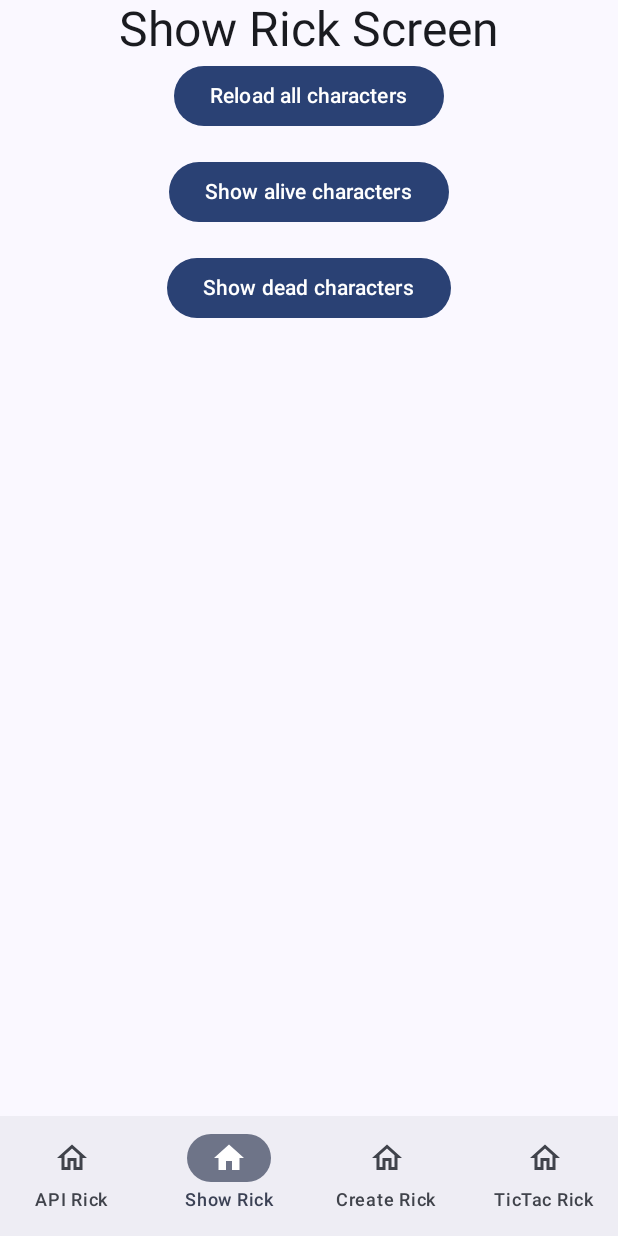
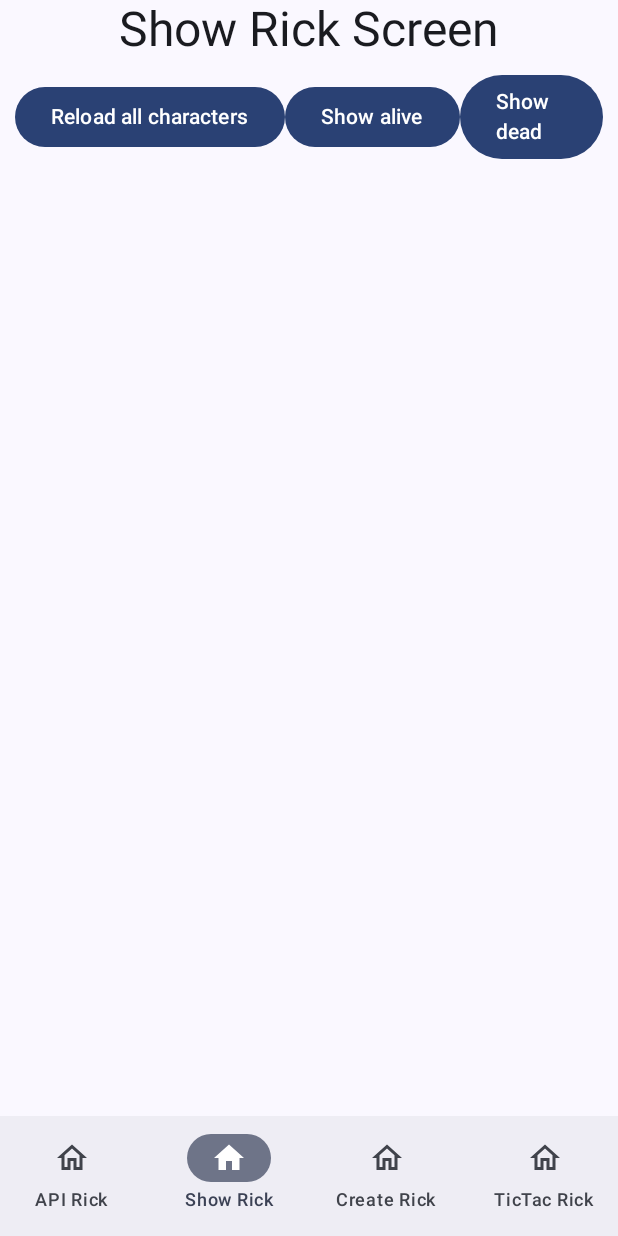
Before and after one commit to AndiCoding/RickAndMortyExam, an Android app built with Jetpack Compose: the screen it shows after launch (MainActivity), on a phone screen of 412 x 824 dp. Run offline under Robolectric (Android 15) with nearby library versions, the phone set to English and light mode, and no system bars; our stand-ins replace Room's generated code; 4 statements that could not run were skipped.

Commit message:
update function alive/dead

```diff
--- a/app/src/main/java/com/example/rickandmortyexam/screens/show_rick/ShowRickScreen.kt
+++ b/app/src/main/java/com/example/rickandmortyexam/screens/show_rick/ShowRickScreen.kt
@@ -5,6 +5,7 @@ import androidx.compose.foundation.border
 import androidx.compose.foundation.layout.Arrangement
 import androidx.compose.foundation.layout.Box
 import androidx.compose.foundation.layout.Column
+import androidx.compose.foundation.layout.Row
 import androidx.compose.foundation.layout.fillMaxSize
 import androidx.compose.foundation.layout.fillMaxWidth
 import androidx.compose.foundation.layout.padding
@@ -31,9 +32,10 @@ fun ShowRickScreen(showRickViewModel: ShowRickViewModel) {
     )
     {
         Text("Show Rick Screen", style = Typography.headlineLarge)
-        Column(
-            horizontalAlignment = Alignment.CenterHorizontally,
-            verticalArrangement = Arrangement.spacedBy(16.dp)
+        Row(
+            modifier = Modifier.fillMaxWidth().padding(10.dp),
+            horizontalArrangement = Arrangement.SpaceBetween, // Distribución horizontal
+            verticalAlignment = Alignment.CenterVertically // Alineación vertical
         ) {
             Button(onClick = {
                 showRickViewModel.getCharacter()
@@ -43,12 +45,12 @@ fun ShowRickScreen(showRickViewModel: ShowRickViewModel) {
             Button(onClick = {
                 showRickViewModel.showAliveCharacters()
             }) {
-                Text("Show alive characters")
+                Text("Show alive")
             }
             Button(onClick = {
                 showRickViewModel.showDeadCharacters()
             }) {
-                Text("Show dead characters")
+                Text("Show dead")
             }
 
         }
```
